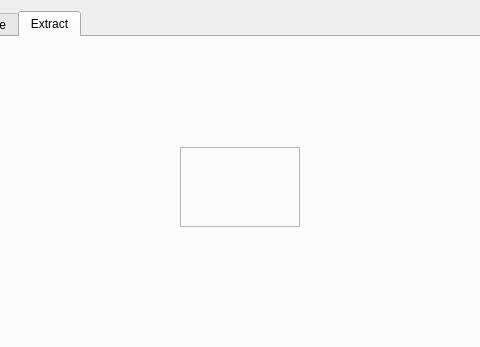
The window that mainwindow.ui (GiteZz/Rasterer) describes before a commit, drawn with Qt 5; both pictures show x 193 to 673 and y 0 to 347 of the 1143 by 547 pixel window.
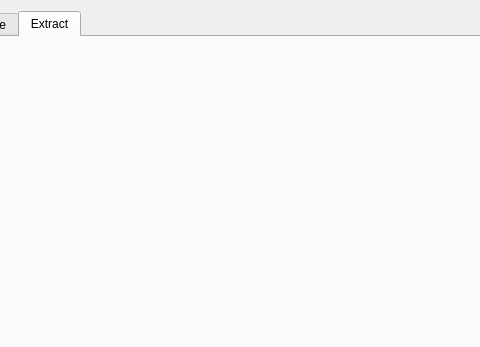
The same window after the commit. The open tabs and pages were chosen to show the change.

```diff
--- a/mainwindow.ui
+++ b/mainwindow.ui
@@ -791,22 +791,6 @@
        <attribute name="title">
         <string>Extract</string>
        </attribute>
-       <widget class="QFrame" name="frame">
-        <property name="geometry">
-         <rect>
-          <x>360</x>
-          <y>110</y>
-          <width>120</width>
-          <height>80</height>
-         </rect>
-        </property>
-        <property name="frameShape">
-         <enum>QFrame::StyledPanel</enum>
-        </property>
-        <property name="frameShadow">
-         <enum>QFrame::Raised</enum>
-        </property>
-       </widget>
       </widget>
      </widget>
     </item>
```
Left out of the diff: 2 changed lines with no effect on the pictures.
